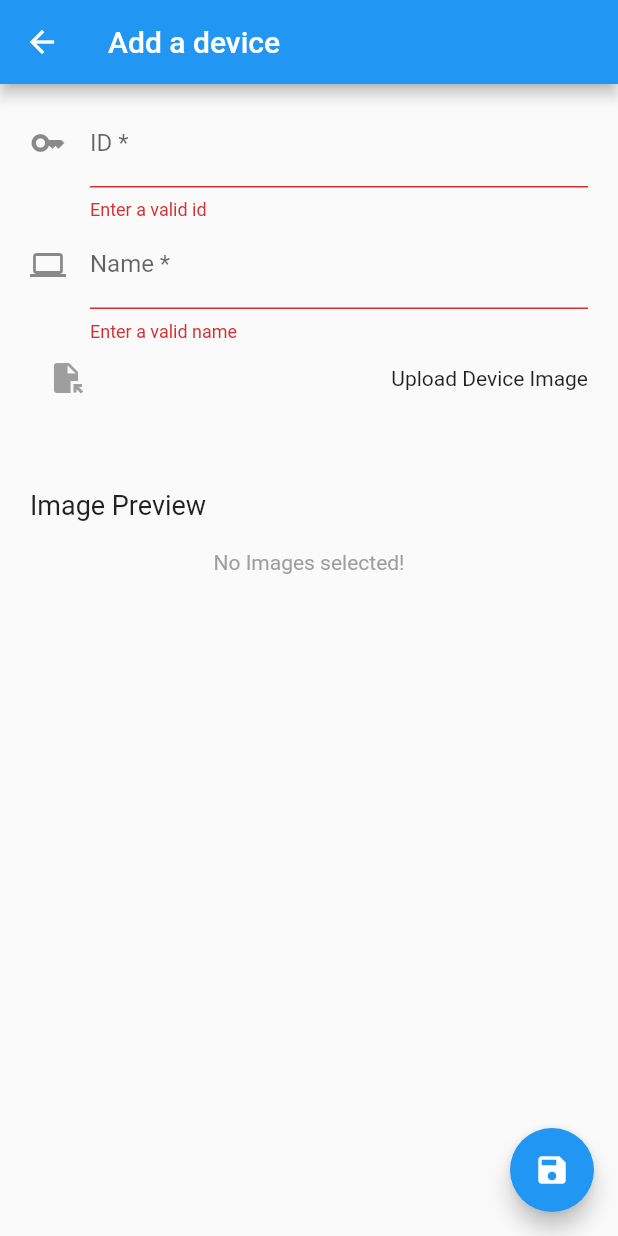
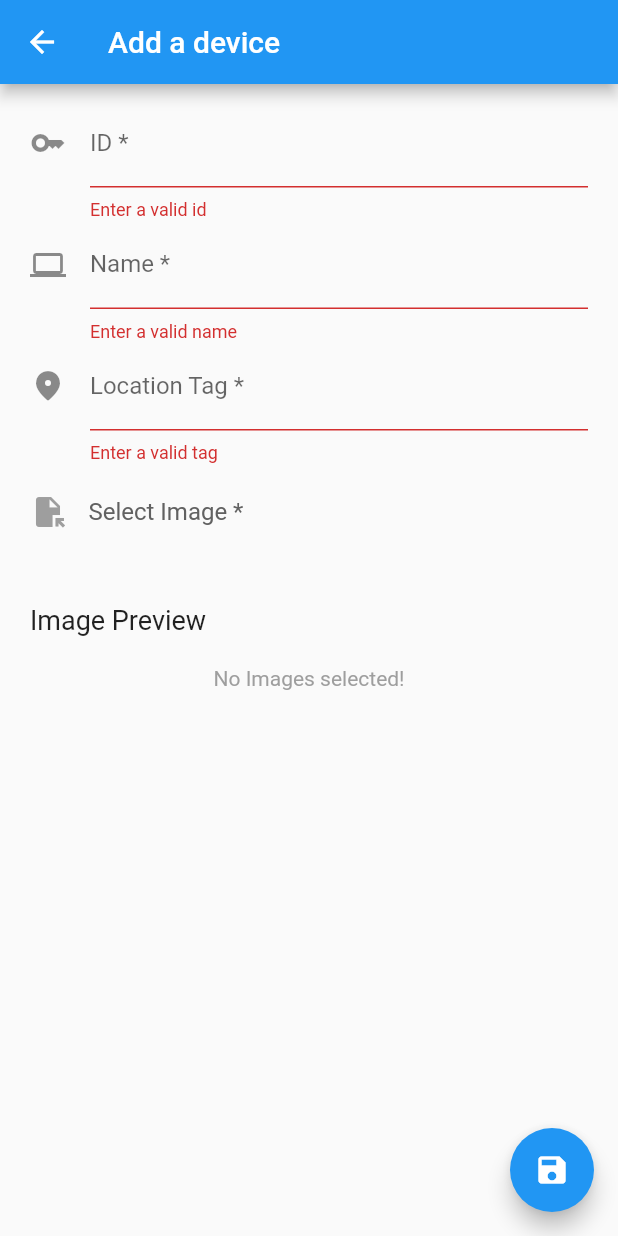
Before and after one commit to RoshanJose7/TagTrackr, a Flutter app: the AddDevicePage screen opened directly, after a tap on the "save" icon, on a phone screen of 412 x 824 dp. Run offline on Flutter 3.47's test engine with Material 2 defaults, Android fonts, the phone set to English and light mode, and no system bars; our stand-ins replace cloud_firestore, firebase_core, firebase_storage, geolocator, image_picker, permission_handler; missing offline and left inert: bottom_bar_page_transition, flutter_share; accounts and stored records are empty.

```diff
--- a/lib/models/device.dart
+++ b/lib/models/device.dart
@@ -1,32 +1,44 @@
-import 'dart:io';
+class GeoPosition {
+  final double latitude;
+  final double longitude;
+  final DateTime? timestamp;
 
-import 'package:geolocator/geolocator.dart';
+  GeoPosition({
+    required this.latitude,
+    required this.longitude,
+    required this.timestamp,
+  });
+}
 
 class DeviceData {
   final String id;
   final String name;
-  final Position position;
-  final List<File> images;
+  final List<String> images;
+  final GeoPosition position;
+  final String location;
 
   const DeviceData({
     required this.id,
     required this.name,
+    required this.images,
     required this.position,
-    required this.images,
+    required this.location,
   });
 
   factory DeviceData.fromJson(Map<String, dynamic> json) {
     return DeviceData(
-      id: json['name'],
-      name: json['age'],
-      position: json['hobby'],
+      id: json['id'],
+      name: json['name'],
       images: json['images'],
+      position: json['position'],
+      location: json['location'],
     );
   }
 
   Map<String, dynamic> toJson() => {
         'id': id,
         'name': name,
+        'location': location,
         'position': position,
         'images': images,
       };
--- a/lib/pages/add_device.dart
+++ b/lib/pages/add_device.dart
@@ -1,13 +1,13 @@
 import 'dart:io';
+import 'package:flutter/material.dart';
+import 'package:image_picker/image_picker.dart';
+import 'package:provider/provider.dart';
+import 'package:geolocator/geolocator.dart';
 
-import 'package:file_picker/file_picker.dart';
-import 'package:flutter/material.dart';
-import 'package:geolocator/geolocator.dart';
-import 'package:provider/provider.dart';
 import 'package:rfid_reader/models/device.dart';
-import 'package:rfid_reader/providers/globalstate.dart';
 import 'package:rfid_reader/utils/getfiles.dart';
 import 'package:rfid_reader/utils/location.dart';
+import 'package:rfid_reader/providers/globalstate.dart';
 
 class AddDevicePage extends StatefulWidget {
   const AddDevicePage({Key? key}) : super(key: key);
@@ -20,7 +20,8 @@ class _AddDevicePageState extends State<AddDevicePage> {
   final _formKey = GlobalKey<FormState>();
   String _id = "";
   String _name = "";
-  final List<File> _files = [];
+  String _location = "";
+  final List<String> _files = [];
 
   @override
   Widget build(BuildContext context) {
@@ -41,6 +42,11 @@ class _AddDevicePageState extends State<AddDevicePage> {
                   if (val == null || val.isEmpty) {
                     return "Enter a valid id";
                   }
+
+                  if (_globalState.duplicateDeviceCheck(val)) {
+                    return "Device ID already taken";
+                  }
+
                   return null;
                 },
                 onSaved: (val) {
@@ -62,6 +68,7 @@ class _AddDevicePageState extends State<AddDevicePage> {
                   if (val == null || val.isEmpty) {
                     return "Enter a valid name";
                   }
+
                   return null;
                 },
                 onSaved: (val) {
@@ -77,29 +84,57 @@ class _AddDevicePageState extends State<AddDevicePage> {
                   labelText: 'Name *',
                 ),
               ),
-              Row(
-                mainAxisAlignment: MainAxisAlignment.spaceBetween,
-                children: [
-                  IconButton(
-                    onPressed: () async {
-                      FilePickerResult? res = await getfiles();
+              TextFormField(
+                keyboardType: TextInputType.name,
+                validator: (val) {
+                  if (val == null || val.isEmpty) {
+                    return "Enter a valid tag";
+                  }
 
-                      if (res != null) {
-                        List<File> files =
-                            res.paths.map((path) => File(path!)).toList();
+                  return null;
+                },
+                onSaved: (val) {
+                  if (val != null && val.isNotEmpty) {
+                    setState(() {
+                      _location = val;
+                    });
+                  }
+                },
+                decoration: const InputDecoration(
+                  icon: Icon(Icons.location_on_rounded),
+                  hintText: 'Location Tag?',
+                  labelText: 'Location Tag *',
+                ),
+              ),
+              const SizedBox(height: 20),
+              InkWell(
+                onTap: () async {
+                  List<XFile>? results = await getFiles();
 
-                        setState(() {
-                          _files.addAll(files);
-                        });
+                  if (results != null) {
+                    setState(() {
+                      for(var res in results) {
+                        _files.add(res.path);
                       }
-                    },
-                    icon: const Icon(
+                    });
+                  }
+                },
+                child: Row(
+                  children: [
+                    const Icon(
                       Icons.file_open,
                       color: Colors.grey,
                     ),
-                  ),
-                  const Text("Upload Device Image"),
-                ],
+                    const SizedBox(width: 15),
+                    Text(
+                      "Select Image *",
+                      style: TextStyle(
+                        fontSize: 16,
+                        color: Colors.grey.shade700,
+                      ),
+                    ),
+                  ],
+                ),
               ),
               const SizedBox(
                 height: 50,
@@ -126,14 +161,10 @@ class _AddDevicePageState extends State<AddDevicePage> {
                       child: ListView.builder(
                         scrollDirection: Axis.horizontal,
                         itemCount: _files.length,
-                        itemBuilder: (ctx, idx) {
-                          return Container(
+                        itemBuilder: (ctx, idx) => Container(
                             margin: const EdgeInsets.only(right: 20),
-                            child: Image(
-                              image: FileImage(_files[idx]),
-                            ),
-                          );
-                        },
+                            child: Image.file(File(_files[idx])),
+                          ),
                       ),
                     ),
             ],
@@ -152,12 +183,14 @@ class _AddDevicePageState extends State<AddDevicePage> {
             );
 
             Position pos = await determineLocation();
-            print(pos);
-
             _formKey.currentState?.save();
 
             DeviceData newDevice =
-                DeviceData(id: _id, name: _name, position: pos, images: _files);
+                DeviceData(id: _id, name: _name, location: _location, position: GeoPosition(
+                  latitude: pos.latitude,
+                  longitude: pos.longitude,
+                  timestamp: DateTime.now(),
+                ), images: _files);
             _globalState.addDevice(newDevice);
 
             ScaffoldMessenger.of(context).showSnackBar(
--- a/pubspec.yaml
+++ b/pubspec.yaml
@@ -12,13 +12,16 @@ dependencies:
 
   provider: ^6.0.2
   geolocator: ^8.2.0
-  file_picker: ^4.5.1
+  image_picker: ^0.8.5
   flutter_share: ^2.0.0
   path_provider: ^2.0.9
   cupertino_icons: ^1.0.2
   clipboard_monitor: ^0.9.2
   permission_handler: ^9.2.0
   bottom_bar_page_transition: ^2.0.0
+  cloud_firestore: ^3.1.11
+  firebase_core: ^1.14.0
+  firebase_storage: ^10.2.12
 
 dev_dependencies:
   flutter_test:
```
Also changed, not shown: lib/main.dart (+6 -1 lines), lib/pages/all_devices.dart (+40 -6 lines), lib/pages/scan_devices.dart (+5 -5 lines), lib/providers/globalstate.dart (+61 -17 lines), lib/utils/getfiles.dart (+6 -5 lines), lib/widgets/device_card.dart (+59 -13 lines), lib/firebase_options.dart (added), pubspec.lock, 4 other files.
